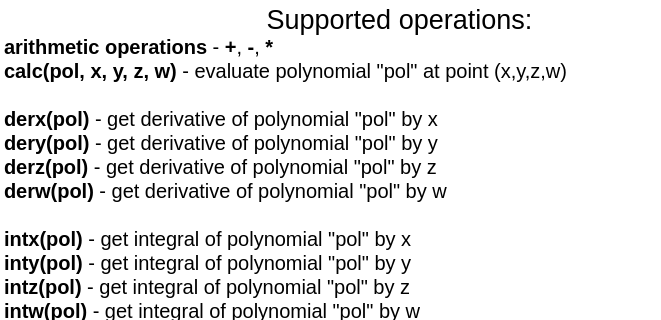
Old version of the form app/ui/info_widget.ui in the repository H1nkk/alpo; both pictures show x 0 to 661 and y 0 to 320 of the 800 by 600 pixel window.
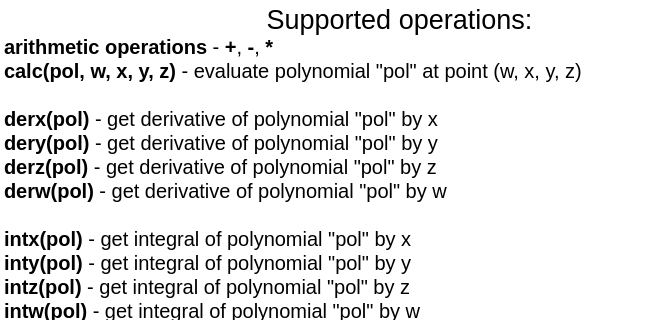
New version of the form.

Commit message: change help so it correspond the reality

```diff
--- a/app/ui/info_widget.ui
+++ b/app/ui/info_widget.ui
@@ -79,7 +79,7 @@
 &lt;/style&gt;&lt;/head&gt;&lt;body style=&quot; font-family:'Segoe UI'; font-size:20px; font-weight:400; font-style:normal;&quot;&gt;
 &lt;p align=&quot;center&quot; style=&quot; margin-top:0px; margin-bottom:0px; margin-left:0px; margin-right:0px; -qt-block-indent:0; text-indent:0px;&quot;&gt;&lt;span style=&quot; font-size:20pt;&quot;&gt;Supported operations:&lt;/span&gt;&lt;/p&gt;
 &lt;p style=&quot; margin-top:0px; margin-bottom:0px; margin-left:0px; margin-right:0px; -qt-block-indent:0; text-indent:0px;&quot;&gt;&lt;span style=&quot; font-weight:700;&quot;&gt;arithmetic operations&lt;/span&gt; - &lt;span style=&quot; font-weight:700;&quot;&gt;+&lt;/span&gt;, &lt;span style=&quot; font-weight:700;&quot;&gt;-&lt;/span&gt;, &lt;span style=&quot; font-weight:700;&quot;&gt;*&lt;/span&gt;&lt;/p&gt;
-&lt;p style=&quot; margin-top:0px; margin-bottom:0px; margin-left:0px; margin-right:0px; -qt-block-indent:0; text-indent:0px;&quot;&gt;&lt;span style=&quot; font-weight:700;&quot;&gt;calc(pol, x, y, z, w)&lt;/span&gt; - evaluate polynomial &amp;quot;pol&amp;quot; at point (x,y,z,w)&lt;/p&gt;
+&lt;p style=&quot; margin-top:0px; margin-bottom:0px; margin-left:0px; margin-right:0px; -qt-block-indent:0; text-indent:0px;&quot;&gt;&lt;span style=&quot; font-weight:700;&quot;&gt;calc(pol, w, x, y, z)&lt;/span&gt; - evaluate polynomial &amp;quot;pol&amp;quot; at point (w, x, y, z)&lt;/p&gt;
 &lt;p style=&quot;-qt-paragraph-type:empty; margin-top:0px; margin-bottom:0px; margin-left:0px; margin-right:0px; -qt-block-indent:0; text-indent:0px;&quot;&gt;&lt;br /&gt;&lt;/p&gt;
 &lt;p style=&quot; margin-top:0px; margin-bottom:0px; margin-left:0px; margin-right:0px; -qt-block-indent:0; text-indent:0px;&quot;&gt;&lt;span style=&quot; font-weight:700;&quot;&gt;derx(pol)&lt;/span&gt; - get derivative of polynomial &amp;quot;pol&amp;quot; by x&lt;/p&gt;
 &lt;p style=&quot; margin-top:0px; margin-bottom:0px; margin-left:0px; margin-right:0px; -qt-block-indent:0; text-indent:0px;&quot;&gt;&lt;span style=&quot; font-weight:700;&quot;&gt;dery(pol)&lt;/span&gt; - get derivative of polynomial &amp;quot;pol&amp;quot; by y&lt;/p&gt;
```
